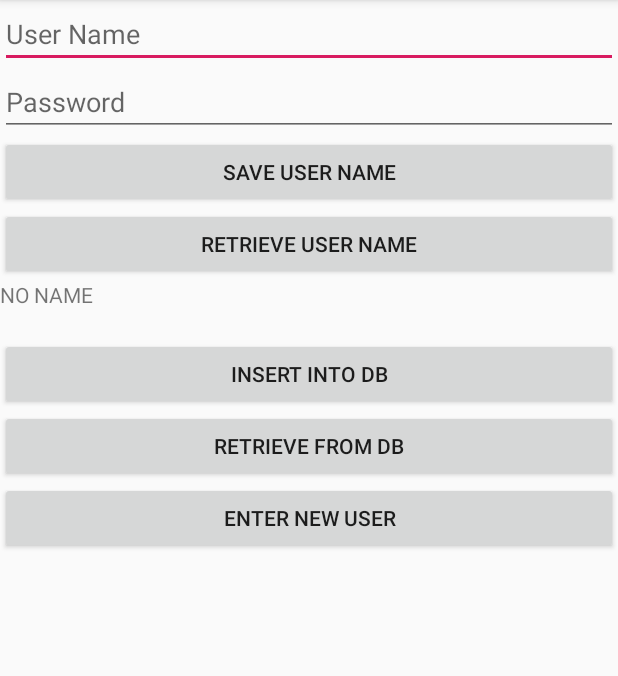
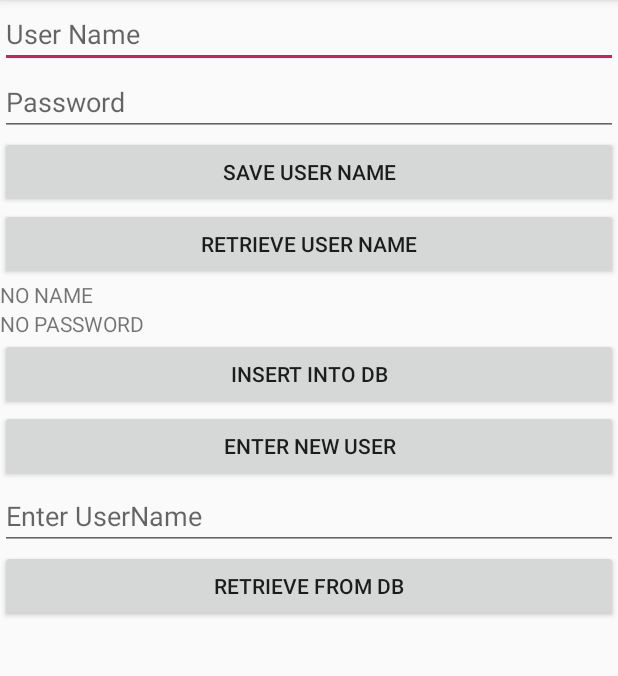
Before and after one commit to adamnoel-MAC/Week2Day1HWDataPersistence, an Android app: the screen it shows after launch (MainActivity), after a tap on "RETRIEVE USER NAME", on a phone screen of 412 x 824 dp, the part 84-760 px from its top. Run offline under Robolectric (Android 15) with nearby library versions, the phone set to English and light mode, and no system bars; 1 other tap on this screen came first.

Commit message:
TODO: Create Login Screen and Hello User on top of MainScreen.

```diff
--- a/app/src/main/java/com/mobileapps/week2day1hw_datapersistence/MainActivity.java
+++ b/app/src/main/java/com/mobileapps/week2day1hw_datapersistence/MainActivity.java
@@ -13,6 +13,7 @@ import android.view.View;
 import android.widget.EditText;
 import android.widget.TextView;
 
+import static com.mobileapps.week2day1hw_datapersistence.Constants.PASSWORD;
 import static com.mobileapps.week2day1hw_datapersistence.Constants.SHARE_PREF_LOCATION;
 import static com.mobileapps.week2day1hw_datapersistence.Constants.USER_NAME_KEY;
 
@@ -27,6 +28,18 @@ public class MainActivity extends AppCompatActivity {
     TextView tvDisplayUserName;
     TextView tvDisplayPW;
     String userNameToDisplay;
+    String passwordToDisplay;
+
+    TextView tvUserName;
+    TextView tvPassword;
+    TextView tvFirstName;
+    TextView tvLastName;
+    TextView tvPhoneNumber;
+    TextView tvEmailAddress;
+    TextView tvSkypeID;
+    TextView tvFBUsername;
+
+    EditText etGetUser;
 
     MySQLLiteHelper mySqlLiteHelper;
 
@@ -40,6 +53,16 @@ public class MainActivity extends AppCompatActivity {
         etPassword = findViewById(R.id.etPassword);
         tvDisplayUserName = findViewById(R.id.tvDisplayUserName);
         tvDisplayPW = findViewById(R.id.tvDisplayPassword);
+        etGetUser = findViewById(R.id.etGetUser);
+
+        tvUserName = findViewById(R.id.tvUserName);
+        tvPassword = findViewById(R.id.tvPassword);
+        tvFirstName = findViewById(R.id.tvFirstName);
+        tvLastName = findViewById(R.id.tvLastName);
+        tvPhoneNumber = findViewById(R.id.tvPhoneNumber);
+        tvEmailAddress = findViewById(R.id.tvEmailAddress);
+        tvSkypeID = findViewById(R.id.tvSkypeID);
+        tvFBUsername = findViewById(R.id.tvFBUserName);
 
         sharedPreferences = getSharedPreferences(SHARE_PREF_LOCATION, Context.MODE_PRIVATE);
 
@@ -52,8 +75,10 @@ public class MainActivity extends AppCompatActivity {
             case R.id.btnSaveUserName:  // Saves to Shared Preferences
                 if (!etUserName.getText().toString().isEmpty()) {
                     String userName = etUserName.getText().toString();
+                    String password = etPassword.getText().toString();
                     SharedPreferences.Editor editor = sharedPreferences.edit();
                     editor.putString(USER_NAME_KEY, userName);
+                    editor.putString(PASSWORD, password);
                     editor.commit();
                     tvDisplayUserName.setText("PREFERENCES SAVED");
                 } else {
@@ -62,7 +87,9 @@ public class MainActivity extends AppCompatActivity {
                 break;
             case R.id.btnRetrieveUserName:
                 userNameToDisplay = sharedPreferences.getString(USER_NAME_KEY, "NO NAME");
+                passwordToDisplay = sharedPreferences.getString(PASSWORD, "NO PASSWORD");
                 tvDisplayUserName.setText(userNameToDisplay);
+                tvDisplayPW.setText(passwordToDisplay);
                 break;
             case R.id.btnInsertUserName:
                 if (!etUserName.getText().toString().isEmpty()) {
@@ -81,17 +108,38 @@ public class MainActivity extends AppCompatActivity {
             case R.id.btnRetrieveUserName_db:
                 Log.d("TAG", "onButtonClick: Opening Cursor");
                 try{
-                    Cursor cur = mySqlLiteHelper.getUsersByName(etUserName.getText().toString());
+                    Cursor cur = mySqlLiteHelper.getUsersByName(etGetUser.getText().toString());
                     if (cur.getCount() > 0) {
                         cur.moveToFirst();
                         int uNameIndex = cur.getColumnIndex(Constants.USER_NAME);
                         int pWordIndex = cur.getColumnIndex(Constants.PASSWORD);
+                        int fnameIndex = cur.getColumnIndex(Constants.FIRST_NAME);
+                        int lnameIndex = cur.getColumnIndex(Constants.LAST_NAME);
+                        int phoneIndex = cur.getColumnIndex(Constants.PHONE_NUMBER);
+                        int emailIndex = cur.getColumnIndex(Constants.EMAIL_ADDRESS);
+                        int skypeIndex = cur.getColumnIndex(Constants.SKYPE_ID);
+                        int fbIndex = cur.getColumnIndex(Constants.FB_USERNAME);
+
                         Log.d("TAG", "onButtonClick: Opening Cursor - uNameIndex: " + uNameIndex + "; pWordIndex: " + pWordIndex);
                         Log.d("TAG", "onButtonClick: cursor columns : " + cur.getColumnName(0) + "; " + cur.getColumnName(1));
                         String returnUserName = cur.getString(uNameIndex);
                         String returnPassword = cur.getString(pWordIndex);
-                        tvDisplayUserName.setText(returnUserName);
-                        tvDisplayPW.setText(returnPassword);
+                        String returnFirstName = cur.getString(fnameIndex);
+                        String returnLastName = cur.getString(lnameIndex);
+                        String returnPhoneNumber = cur.getString(phoneIndex);
+                        String returnEmail = cur.getString(emailIndex);
+                        String returnSkypeID = cur.getString(skypeIndex);
+                        String returnFBUserName = cur.getString(fbIndex);
+
+                        tvUserName.setText(returnUserName);
+                        tvPassword.setText(returnPassword);
+                        tvFirstName.setText(returnFirstName);
+                        tvLastName.setText(returnLastName);
+                        tvPhoneNumber.setText(returnPhoneNumber);
+                        tvEmailAddress.setText(returnEmail);
+                        tvSkypeID.setText(returnSkypeID);
+                        tvFBUsername.setText(returnFBUserName);
+
                     }else {
                         tvDisplayUserName.setText("USER DOES NOT EXIST");
                     }
--- a/app/src/main/res/layout/activity_main.xml
+++ b/app/src/main/res/layout/activity_main.xml
@@ -43,16 +43,63 @@
         android:text="@string/insert_into_db"
         android:onClick="onButtonClick" />
     <Button
-        android:id="@+id/btnRetrieveUserName_db"
-        android:layout_width="match_parent"
-        android:layout_height="wrap_content"
-        android:text="@string/retrieve_from_db"
-        android:onClick="onButtonClick" />
-    <Button
         android:id="@+id/btnEnterNewUser"
         android:layout_width="match_parent"
         android:layout_height="wrap_content"
         android:text="@string/enter_new_user"
         android:onClick="onButtonClick" />
 
+    <EditText
+        android:id="@+id/etGetUser"
+        android:hint="Enter UserName"
+        android:layout_width="match_parent"
+        android:layout_height="wrap_content" />
+    <Button
+        android:id="@+id/btnRetrieveUserName_db"
+        android:layout_width="match_parent"
+        android:layout_height="wrap_content"
+        android:text="@string/retrieve_from_db"
+        android:onClick="onButtonClick" />
+
+    <TextView
+        android:id="@+id/tvUserName"
+        android:layout_width="match_parent"
+        android:layout_height="wrap_content" />
+
+    <TextView
+        android:id="@+id/tvPassword"
+        android:layout_width="400dp"
+        android:layout_height="wrap_content" />
+
+    <TextView
+        android:id="@+id/tvFirstName"
+        android:layout_width="400dp"
+        android:layout_height="wrap_content" />
+
+    <TextView
+        android:id="@+id/tvLastName"
+        android:layout_width="400dp"
+        android:layout_height="wrap_content" />
+
+    <TextView
+        android:id="@+id/tvPhoneNumber"
+        android:layout_width="400dp"
+        android:layout_height="wrap_content" />
+
+    <TextView
+        android:id="@+id/tvEmailAddress"
+        android:layout_width="400dp"
+        android:layout_height="wrap_content" />
+
+    <TextView
+        android:id="@+id/tvSkypeID"
+        android:layout_width="400dp"
+        android:layout_height="wrap_content" />
+
+    <TextView
+        android:id="@+id/tvFBUserName"
+        android:layout_width="400dp"
+        android:layout_height="wrap_content" />
+
+
 </LinearLayout>
```
